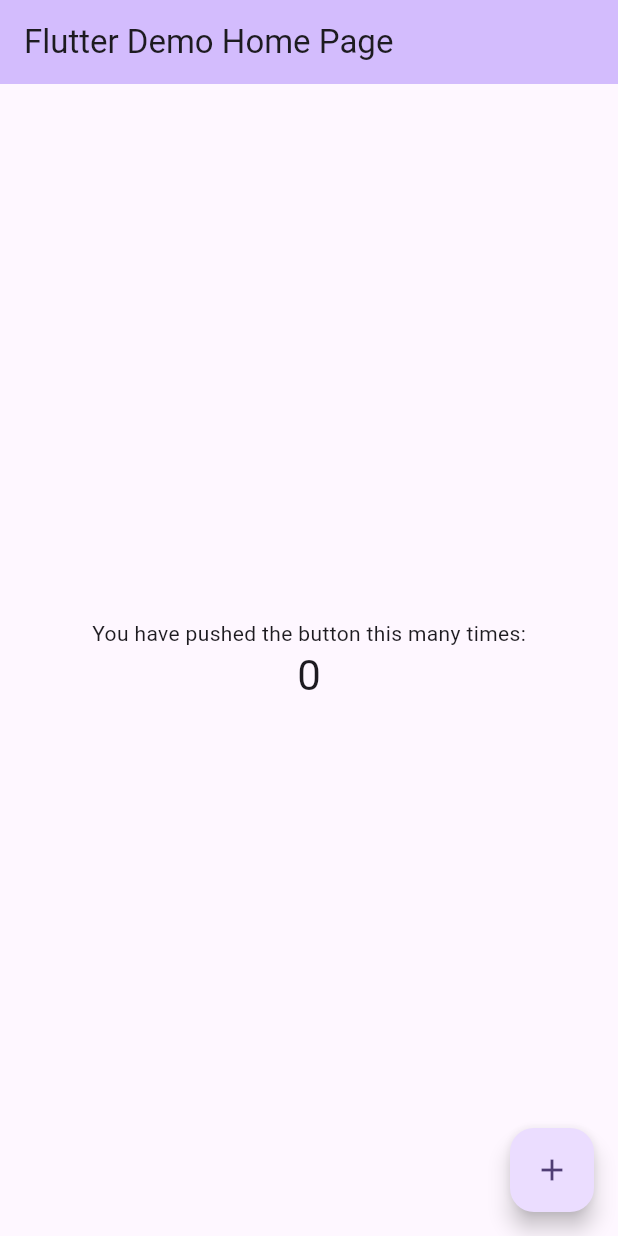
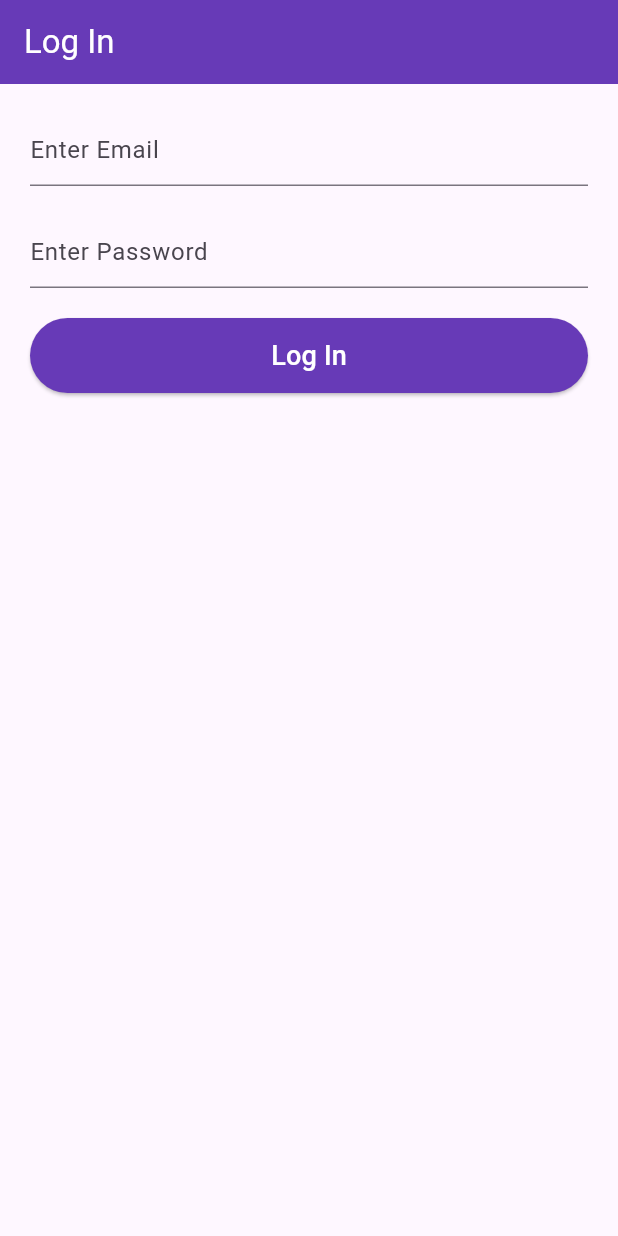
Before and after one commit to NomanNayeem5516/http_clean_arc_ecom-app, a Flutter app: the screen it shows after launch, on a phone screen of 412 x 824 dp. Run offline on Flutter 3.47's test engine with Material 3 defaults, Android fonts, the phone set to English and light mode, and no system bars; our stand-ins replace fluttertoast.

Commit message:
creating loginpage

```diff
--- /dev/null
+++ b/lib/helper/color_helper.dart
@@ -0,0 +1,19 @@
+import 'package:flutter/material.dart';
+
+class ColorHelper {
+  static final ColorHelper _singleton = ColorHelper._internal();
+
+  factory ColorHelper() {
+    return _singleton;
+  }
+
+  ColorHelper._internal();
+
+
+  static const Color primaryColor = Colors.deepPurple;
+  static const Color whiteColor = Colors.white;
+  static const Color blackColor = Colors.black;
+  //static const Color primaryColor = Colors.deepPurple;
+
+
+}
--- /dev/null
+++ b/lib/helper/dimention_helper.dart
@@ -0,0 +1,23 @@
+import 'dart:ui';
+
+class DimensHelper {
+  static final DimensHelper _singleton = DimensHelper._internal();
+
+  factory DimensHelper() {
+    return _singleton;
+  }
+
+  DimensHelper._internal();
+
+  static const double dimens_10 = 10.0;
+  static const double dimens_14 = 14.0;
+  static const double dimens_16 = 16.0;
+  static const double dimens_18 = 18.0;
+  static const double dimens_20 = 20.0;
+  static const double dimens_22 = 22.0;
+  static const double dimens_30 = 30.0;
+  static const double dimens_40 = 40.0;
+  static const double dimens_50 = 50.0;
+  static const double dimens_60 = 60.0;
+  static const double dimens_70 = 70.0;
+}
--- /dev/null
+++ b/lib/helper/font_helper.dart
@@ -0,0 +1,25 @@
+import 'dart:ui';
+
+class FontHelper {
+  static final FontHelper _singleton = FontHelper._internal();
+
+  factory FontHelper() {
+    return _singleton;
+  }
+
+  FontHelper._internal();
+
+  static const double font_14 = 14.0;
+  static const double font_16 = 16.0;
+  static const double font_18 = 18.0;
+  static const double font_20 = 20.0;
+  static const double font_22 = 22.0;
+  static const double font_24 = 24.0;
+  static const double font_26 = 26.0;
+  static const double font_28 = 28.0;
+
+  FontWeight regular =FontWeight.w400;
+  FontWeight medium =FontWeight.w500;
+  FontWeight bold =FontWeight.bold;
+
+}
--- /dev/null
+++ b/lib/helper/string_helper.dart
@@ -0,0 +1,16 @@
+class StringHelper {
+  static final StringHelper _singleton = StringHelper._internal();
+
+  factory StringHelper() {
+    return _singleton;
+  }
+
+  StringHelper._internal();
+
+
+  static const String logIn="Log In";
+  static const String enterEmail="Enter Email";
+  static const String enterPassword="Enter Password";
+
+
+}
--- a/lib/main.dart
+++ b/lib/main.dart
@@ -1,3 +1,4 @@
+import 'package:clean_arc_http_ecom_app/screens/login_screen/splash_screen.dart';
 import 'package:flutter/material.dart';
 
 void main() {
@@ -11,115 +12,14 @@
   @override
   Widget build(BuildContext context) {
     return MaterialApp(
+      debugShowCheckedModeBanner: false,
       title: 'Flutter Demo',
       theme: ThemeData(
-        // This is the theme of your application.
-        //
-        // TRY THIS: Try running your application with "flutter run". You'll see
-        // the application has a purple toolbar. Then, without quitting the app,
-        // try changing the seedColor in the colorScheme below to Colors.green
-        // and then invoke "hot reload" (save your changes or press the "hot
-        // reload" button in a Flutter-supported IDE, or press "r" if you used
-        // the command line to start the app).
-        //
-        // Notice that the counter didn't reset back to zero; the application
-        // state is not lost during the reload. To reset the state, use hot
-        // restart instead.
-        //
-        // This works for code too, not just values: Most code changes can be
-        // tested with just a hot reload.
+
         colorScheme: ColorScheme.fromSeed(seedColor: Colors.deepPurple),
         useMaterial3: true,
       ),
-      home: const MyHomePage(title: 'Flutter Demo Home Page'),
+      home: const SplashScreen(),
     );
   }
 }
-
-class MyHomePage extends StatefulWidget {
-  const MyHomePage({super.key, required this.title});
-
-  // This widget is the home page of your application. It is stateful, meaning
-  // that it has a State object (defined below) that contains fields that affect
-  // how it looks.
-
-  // This class is the configuration for the state. It holds the values (in this
-  // case the title) provided by the parent (in this case the App widget) and
-  // used by the build method of the State. Fields in a Widget subclass are
-  // always marked "final".
-
-  final String title;
-
-  @override
-  State<MyHomePage> createState() => _MyHomePageState();
-}
-
-class _MyHomePageState extends State<MyHomePage> {
-  int _counter = 0;
-
-  void _incrementCounter() {
-    setState(() {
-      // This call to setState tells the Flutter framework that something has
-      // changed in this State, which causes it to rerun the build method below
-      // so that the display can reflect the updated values. If we changed
-      // _counter without calling setState(), then the build method would not be
-      // called again, and so nothing would appear to happen.
-      _counter++;
-    });
-  }
-
-  @override
-  Widget build(BuildContext context) {
-    // This method is rerun every time setState is called, for instance as done
-    // by the _incrementCounter method above.
-    //
-    // The Flutter framework has been optimized to make rerunning build methods
-    // fast, so that you can just rebuild anything that needs updating rather
-    // than having to individually change instances of widgets.
-    return Scaffold(
-      appBar: AppBar(
-        // TRY THIS: Try changing the color here to a specific color (to
-        // Colors.amber, perhaps?) and trigger a hot reload to see the AppBar
-        // change color while the other colors stay the same.
-        backgroundColor: Theme.of(context).colorScheme.inversePrimary,
-        // Here we take the value from the MyHomePage object that was created by
-        // the App.build method, and use it to set our appbar title.
-        title: Text(widget.title),
-      ),
-      body: Center(
-        // Center is a layout widget. It takes a single child and positions it
-        // in the middle of the parent.
-        child: Column(
-          // Column is also a layout widget. It takes a list of children and
-          // arranges them vertically. By default, it sizes itself to fit its
-          // children horizontally, and tries to be as tall as its parent.
-          //
-          // Column has various properties to control how it sizes itself and
-          // how it positions its children. Here we use mainAxisAlignment to
-          // center the children vertically; the main axis here is the vertical
-          // axis because Columns are vertical (the cross axis would be
-          // horizontal).
-          //
-          // TRY THIS: Invoke "debug painting" (choose the "Toggle Debug Paint"
-          // action in the IDE, or press "p" in the console), to see the
-          // wireframe for each widget.
-          mainAxisAlignment: MainAxisAlignment.center,
-          children: <Widget>[
-            const Text(
-              'You have pushed the button this many times:',
-            ),
-            Text(
-              '$_counter',
-              style: Theme.of(context).textTheme.headlineMedium,
-            ),
-          ],
-        ),
-      ),
-      floatingActionButton: FloatingActionButton(
-        onPressed: _incrementCounter,
-        tooltip: 'Increment',
-        child: const Icon(Icons.add),
-      ), // This trailing comma makes auto-formatting nicer for build methods.
-    );
-  }
-}
--- a/lib/models/user_list_in_array.dart
+++ /dev/null
@@ -1,24 +0,0 @@
-class UserListInArrayModel {
-  int? userId;
-  int? id;
-  String? title;
-  bool? completed;
-
-  UserListInArrayModel({this.userId, this.id, this.title, this.completed});
-
-  UserListInArrayModel.fromJson(Map<String, dynamic> json) {
-    userId = json['userId'];
-    id = json['id'];
-    title = json['title'];
-    completed = json['completed'];
-  }
-
-  Map<String, dynamic> toJson() {
-    final Map<String, dynamic> data = new Map<String, dynamic>();
-    data['userId'] = this.userId;
-    data['id'] = this.id;
-    data['title'] = this.title;
-    data['completed'] = this.completed;
-    return data;
-  }
-}
--- a/lib/models/user_list_in_object.dart
+++ /dev/null
@@ -1,93 +0,0 @@
-class UserListInObjectModel {
-  int? page;
-  int? perPage;
-  int? total;
-  int? totalPages;
-  List<Data>? data;
-  Support? support;
-
-  UserListInObjectModel(
-      {this.page,
-        this.perPage,
-        this.total,
-        this.totalPages,
-        this.data,
-        this.support});
-
-  UserListInObjectModel.fromJson(Map<String, dynamic> json) {
-    page = json['page'];
-    perPage = json['per_page'];
-    total = json['total'];
-    totalPages = json['total_pages'];
-    if (json['data'] != null) {
-      data = <Data>[];
-      json['data'].forEach((v) {
-        data!.add(new Data.fromJson(v));
-      });
-    }
-    support =
-    json['support'] != null ? new Support.fromJson(json['support']) : null;
-  }
-
-  Map<String, dynamic> toJson() {
-    final Map<String, dynamic> data = new Map<String, dynamic>();
-    data['page'] = this.page;
-    data['per_page'] = this.perPage;
-    data['total'] = this.total;
-    data['total_pages'] = this.totalPages;
-    if (this.data != null) {
-      data['data'] = this.data!.map((v) => v.toJson()).toList();
-    }
-    if (this.support != null) {
-      data['support'] = this.support!.toJson();
-    }
-    return data;
-  }
-}
-
-class Data {
-  int? id;
-  String? email;
-  String? firstName;
-  String? lastName;
-  String? avatar;
-
-  Data({this.id, this.email, this.firstName, this.lastName, this.avatar});
-
-  Data.fromJson(Map<String, dynamic> json) {
-    id = json['id'];
-    email = json['email'];
-    firstName = json['first_name'];
-    lastName = json['last_name'];
-    avatar = json['avatar'];
-  }
-
-  Map<String, dynamic> toJson() {
-    final Map<String, dynamic> data = new Map<String, dynamic>();
-    data['id'] = this.id;
-    data['email'] = this.email;
-    data['first_name'] = this.firstName;
-    data['last_name'] = this.lastName;
-    data['avatar'] = this.avatar;
-    return data;
-  }
-}
-
-class Support {
-  String? url;
-  String? text;
-
-  Support({this.url, this.text});
-
-  Support.fromJson(Map<String, dynamic> json) {
-    url = json['url'];
-    text = json['text'];
-  }
-
-  Map<String, dynamic> toJson() {
-    final Map<String, dynamic> data = new Map<String, dynamic>();
-    data['url'] = this.url;
-    data['text'] = this.text;
-    return data;
-  }
-}
--- a/lib/network_manager/rest_client.dart
+++ b/lib/network_manager/rest_client.dart
@@ -1,7 +1,6 @@
 
 
-import '../models/user_list_in_array.dart';
-import '../models/user_list_in_object.dart';
+
 import 'http_helper.dart';
 
 class RestClient{
@@ -9,9 +8,9 @@ class RestClient{
 
   static final HttpHelper _httpHelper=HttpHelper();
 
-  static Future<UserListInObjectModel> getUserListInObject()async{
-    Map<String, dynamic> response=await _httpHelper.get(url: "https://reqres.in/api/users?page=2");
-    return UserListInObjectModel.fromJson(response);
-  }
+  // static Future<UserListInObjectModel> getUserListInObject()async{
+  //   Map<String, dynamic> response=await _httpHelper.get(url: "https://reqres.in/api/users?page=2");
+  //   return UserListInObjectModel.fromJson(response);
+  // }
 
 }
--- /dev/null
+++ b/lib/screens/login_screen/login_screen.dart
@@ -0,0 +1,70 @@
+import 'package:clean_arc_http_ecom_app/helper/color_helper.dart';
+import 'package:clean_arc_http_ecom_app/helper/dimention_helper.dart';
+import 'package:clean_arc_http_ecom_app/helper/font_helper.dart';
+import 'package:clean_arc_http_ecom_app/helper/string_helper.dart';
+import 'package:flutter/material.dart';
+
+class LoginScreen extends StatefulWidget {
+  const LoginScreen({super.key});
+
+  @override
+  State<LoginScreen> createState() => _LoginScreenState();
+}
+
+class _LoginScreenState extends State<LoginScreen> {
+  final TextEditingController email = TextEditingController();
+  final TextEditingController password = TextEditingController();
+
+  @override
+  Widget build(BuildContext context) {
+    return Scaffold(
+      appBar: AppBar(
+        backgroundColor: ColorHelper.primaryColor,
+        title: const Text(
+          StringHelper.logIn,
+          style: TextStyle(
+            color: ColorHelper.whiteColor,
+          ),
+        ),
+      ),
+      body: Padding(
+        padding: const EdgeInsets.all(DimensHelper.dimens_20),
+        child: Column(
+          children: [
+            TextFormField(
+              controller: email,
+              decoration:
+                  const InputDecoration(hintText: StringHelper.enterEmail),
+            ),
+            const SizedBox(
+              height: DimensHelper.dimens_20,
+            ),
+            TextFormField(
+              controller: password,
+              decoration:
+                  const InputDecoration(hintText: StringHelper.enterPassword),
+            ),
+            const SizedBox(
+              height: DimensHelper.dimens_20,
+            ),
+            SizedBox(
+              height: 50,
+              width: double.infinity,
+              child: ElevatedButton(
+                  style: ElevatedButton.styleFrom(
+                      backgroundColor: ColorHelper.primaryColor),
+                  onPressed: () {},
+                  child: const Text(
+                    StringHelper.logIn,
+                    style: TextStyle(
+                      color: ColorHelper.whiteColor,
+                      fontSize: FontHelper.font_18
+                    ),
+                  )),
+            )
+          ],
+        ),
+      ),
+    );
+  }
+}
--- a/pubspec.yaml
+++ b/pubspec.yaml
@@ -62,8 +62,8 @@ flutter:
   uses-material-design: true
 
   # To add assets to your application, add an assets section, like this:
-  # assets:
-  #   - images/a_dot_burr.jpeg
+  assets:
+    - assets/
   #   - images/a_dot_ham.jpeg
 
   # An image asset can refer to one or more resolution-specific "variants", see
```
Also changed, not shown: lib/helper/asset_helper.dart (added, +15 -0 lines), lib/network_manager/http_helper.dart (+8 -0 lines), lib/screens/login_screen/bottom_bar_tabs.dart (added, +14 -0 lines), lib/screens/login_screen/home_screen.dart (added, +15 -0 lines), lib/screens/login_screen/splash_screen.dart (added, +31 -0 lines), lib/screens/user_list_in_arrey_screen.dart (deleted, +0 -27 lines), lib/screens/user_list_in_object_screen.dart (deleted, +0 -69 lines), assets/nayeem.jpg (added).
